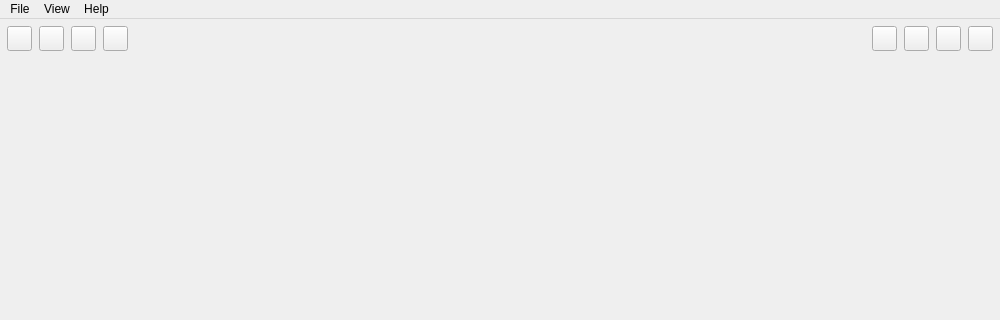
Before: the Qt Designer form zapzap/view/main_window.ui in rafatosta/zapzap, drawn with Qt 5; both pictures show x 0 to 1000 and y 0 to 320 of the 1000 by 600 pixel window.
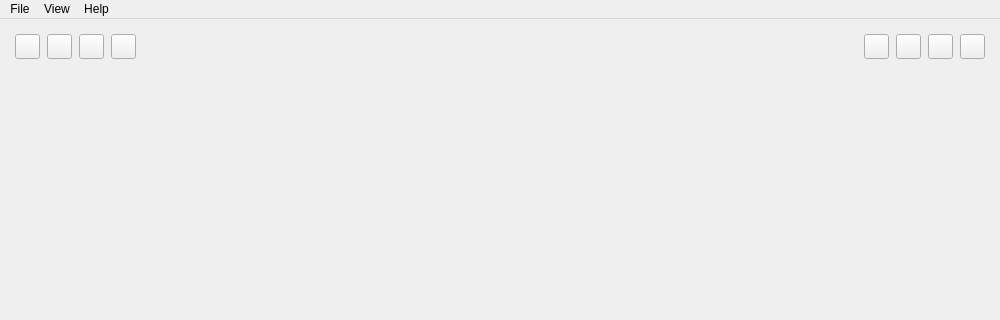
After: the same form once the commit is applied.

Commit message: Shadow in window

Patch:
```diff
--- a/zapzap/view/main_window.ui
+++ b/zapzap/view/main_window.ui
@@ -25,16 +25,16 @@
      <number>0</number>
     </property>
     <property name="leftMargin">
-     <number>0</number>
+     <number>8</number>
     </property>
     <property name="topMargin">
-     <number>0</number>
+     <number>8</number>
     </property>
     <property name="rightMargin">
-     <number>0</number>
+     <number>8</number>
     </property>
     <property name="bottomMargin">
-     <number>0</number>
+     <number>8</number>
     </property>
     <item>
      <widget class="QFrame" name="app">
```
The commit also changes 4 other files.
